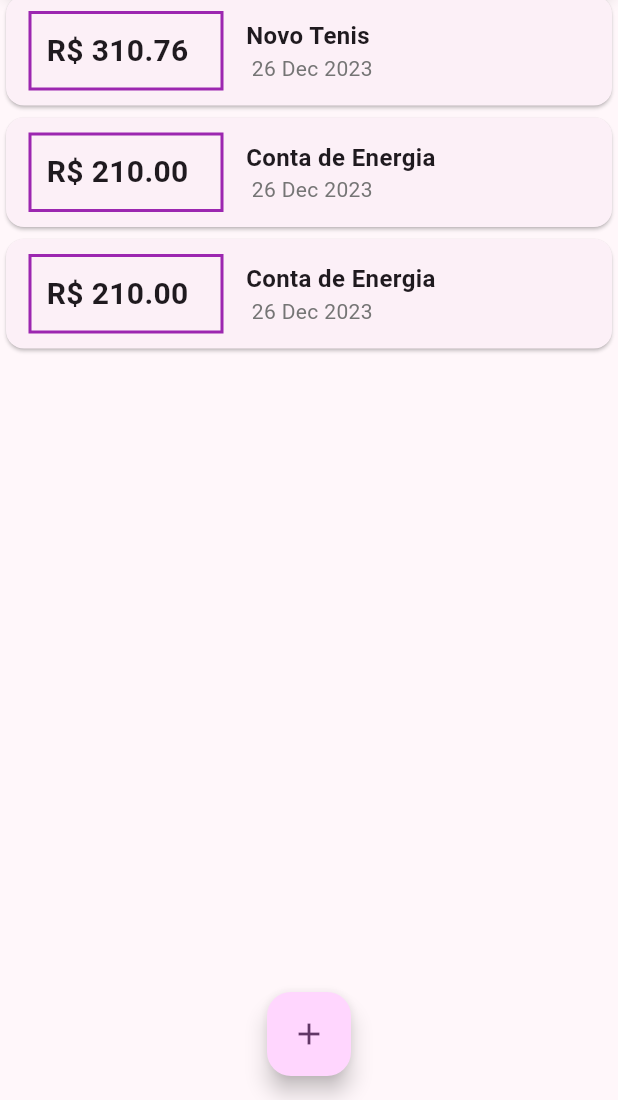
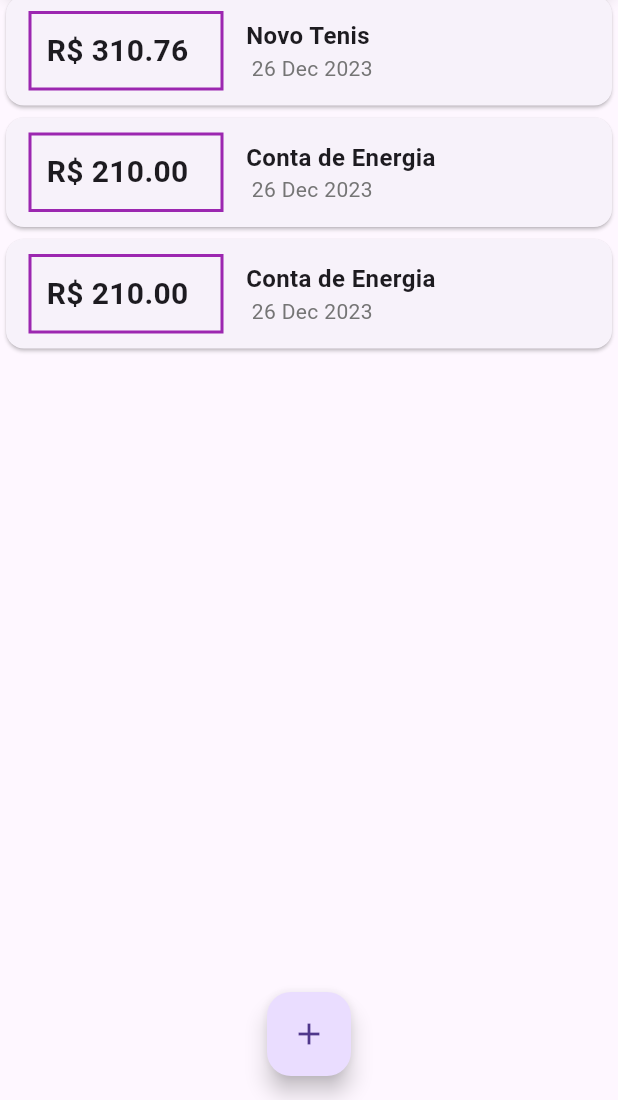
Before and after one commit to absjuniordev/expenses, a Flutter app: the screen it shows after launch, on a phone screen of 412 x 824 dp, the part 136-1236 px from its top. Run offline on Flutter 3.47's test engine with Material 3 defaults, Android fonts, the phone set to English and light mode, and no system bars.

Commit message:
Ajuste para fechamento do modal

```diff
--- a/expenses/lib/main.dart
+++ b/expenses/lib/main.dart
@@ -2,8 +2,6 @@ import 'dart:math';
 import 'package:expenses/components/transaction_form.dart';
 import 'package:expenses/models/transaction.dart';
 import 'package:flutter/material.dart';
-import 'package:expenses/models/transaction.dart';
-import 'components/transaction_form.dart';
 import 'components/transaction_list.dart';
 
 void main() {
@@ -18,10 +16,11 @@ class ExpensesApp extends StatelessWidget {
     return MaterialApp(
       debugShowCheckedModeBanner: false,
       theme: ThemeData(
-        colorScheme: ColorScheme.fromSeed(
-          seedColor: Colors.purple,
-        ),
-        useMaterial3: true,
+        // primarySwatch: Colors.purple,
+        primaryColor: Colors.purple,
+        // colorScheme: ColorScheme.fromSwatch(
+        //   accentColor: Colors.black,
+        // ),
       ),
       home: const MyHomePage(),
     );
@@ -68,6 +67,7 @@ class _MyHomePageState extends State<MyHomePage> {
     setState(() {
       _transaction.add(newTranaction);
     });
+    Navigator.of(context).pop();
   }
 
   _openTransactionFormModal(BuildContext context) {
@@ -88,7 +88,7 @@ class _MyHomePageState extends State<MyHomePage> {
         child: const Icon(Icons.add),
       ),
       appBar: AppBar(
-        backgroundColor: Colors.purple,
+        backgroundColor: Theme.of(context).primaryColor,
         title: const Text(
           "Despesas Pessoais",
           style: TextStyle(color: Colors.white),
```
